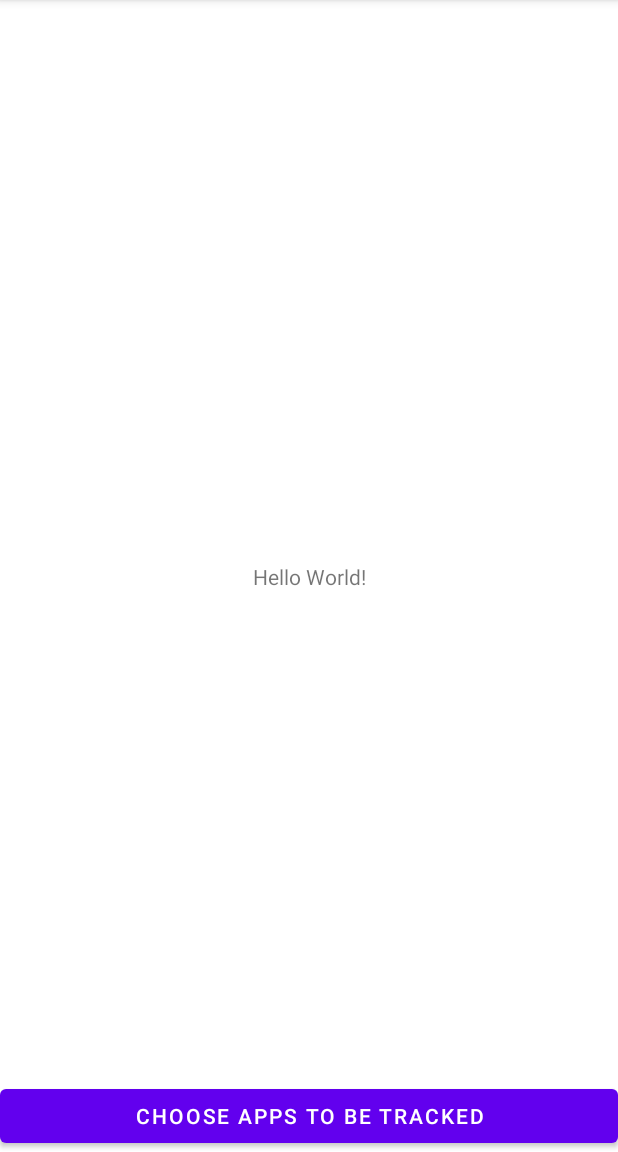
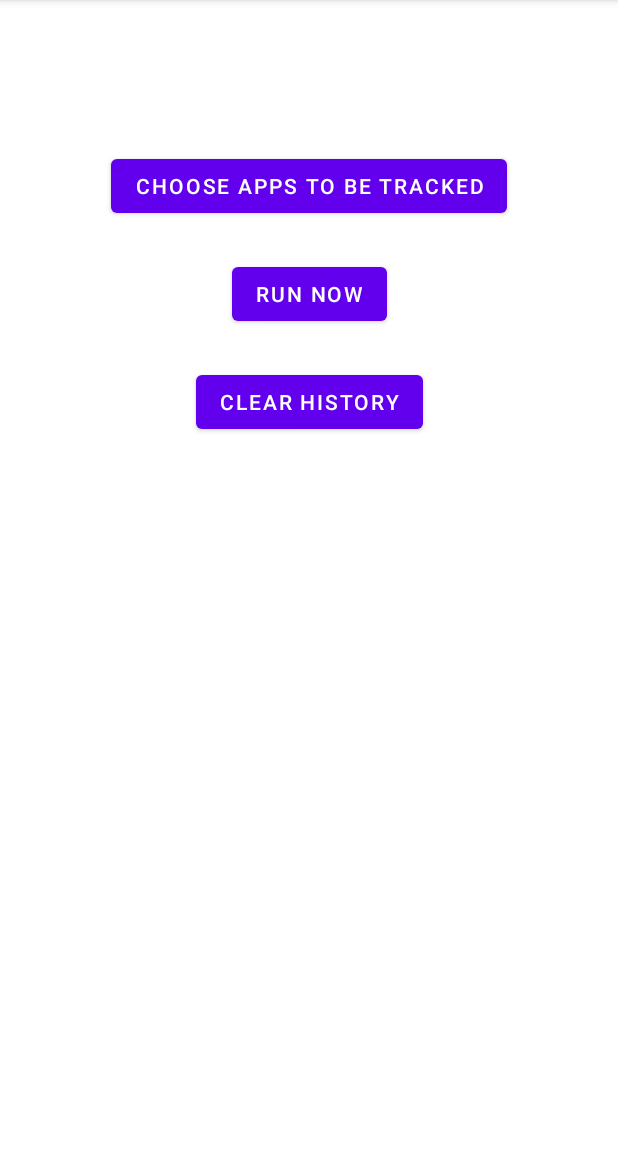
Before and after one commit to juhor00/kotivalo-screenshame, an Android app: the screen it shows after launch (MainActivity), on a phone screen of 412 x 824 dp, the part 84-1236 px from its top. Run offline under Robolectric (Android 15) with nearby library versions, the phone set to English and light mode, and no system bars; 1 statement that could not run was skipped.

Commit message:
Clear history

```diff
--- a/app/build.gradle
+++ b/app/build.gradle
@@ -5,12 +5,12 @@ plugins {
 
 android {
     namespace "fi.idk.kotivaloscreenshame"
-    compileSdk 34
+    compileSdk 35
 
     defaultConfig {
         applicationId "fi.idk.kotivaloscreenshame"
         minSdk 30
-        targetSdk 34
+        targetSdk 35
         versionCode 1
         versionName "1.0"
 
--- a/app/src/main/java/fi/idk/kotivaloscreenshame/MainActivity.kt
+++ b/app/src/main/java/fi/idk/kotivaloscreenshame/MainActivity.kt
@@ -11,6 +11,7 @@ import androidx.appcompat.app.AppCompatActivity
 import androidx.work.Constraints
 import androidx.work.ExistingPeriodicWorkPolicy
 import androidx.work.NetworkType
+import androidx.work.OneTimeWorkRequestBuilder
 import androidx.work.PeriodicWorkRequestBuilder
 import androidx.work.WorkManager
 import java.util.concurrent.TimeUnit
@@ -23,12 +24,43 @@ class MainActivity : AppCompatActivity() {
         if (!hasUsageStatsPermission()) {
             requestUsageStatsPermission()
         } else {
-            startAppUsageService()
+            startAppUsageWork()
         }
 
         findViewById<Button>(R.id.chooseAppsButton).setOnClickListener {
             val intent = Intent(this, AppSelectionActivity::class.java)
             startActivity(intent)
+        }
+
+
+
+        val debugButton = findViewById<Button>(R.id.debugButton)
+        debugButton.setOnClickListener {
+            val debugRequest = OneTimeWorkRequestBuilder<AppUsageWorker>().build()
+            WorkManager.getInstance(this).enqueue(debugRequest)
+        }
+
+        val clearHistoryButton = findViewById<Button>(R.id.clearHistoryButton)
+        clearHistoryButton.setOnClickListener {
+            val usageTracker = UsageTracker(this)
+            usageTracker.clearNotifications()
+
+            val messages = listOf(
+                "Hey! Where’d your doomscrolling go? I was enjoying the show!",
+                "Whoa, no social media? Are you okay?? 😱",
+                "You’ve ghosted your apps... proud of you 👏",
+                "Silence... too quiet. Are you hiding from me?",
+                "No screen time? Who even *are* you?",
+                "I blinked and your screen time vanished. Witchcraft?",
+                "Less scrolling, more strolling. Touching grass detected 🌱",
+                "My data says you’ve been suspiciously offline...",
+                "Hey, come back. I was just about to judge you.",
+                "Rest in peace, doomscroll session. Gone too soon. 🪦"
+            )
+
+            val randomMessage = messages.random()
+
+            Toast.makeText(this, randomMessage, Toast.LENGTH_LONG).show()
         }
     }
 
@@ -47,11 +79,11 @@ class MainActivity : AppCompatActivity() {
     override fun onResume() {
         super.onResume()
         if (hasUsageStatsPermission()) {
-            startAppUsageService()
+            startAppUsageWork()
         }
     }
 
-    private fun startAppUsageService() {
+    private fun startAppUsageWork() {
 
         val workRequest = PeriodicWorkRequestBuilder<AppUsageWorker>(
             15, TimeUnit.MINUTES
--- a/app/src/main/res/layout/activity_main.xml
+++ b/app/src/main/res/layout/activity_main.xml
@@ -2,24 +2,39 @@
 <androidx.constraintlayout.widget.ConstraintLayout xmlns:android="http://schemas.android.com/apk/res/android"
     xmlns:app="http://schemas.android.com/apk/res-auto"
     xmlns:tools="http://schemas.android.com/tools"
+    android:id="@+id/mainLayout"
     android:layout_width="match_parent"
     android:layout_height="match_parent"
     tools:context=".MainActivity">
 
-    <TextView
+    <Button
+        android:id="@+id/chooseAppsButton"
         android:layout_width="wrap_content"
         android:layout_height="wrap_content"
-        android:text="Hello World!"
-        app:layout_constraintBottom_toBottomOf="parent"
+        android:text="Choose apps to be tracked"
+        app:layout_constraintTop_toTopOf="parent"
+        app:layout_constraintStart_toStartOf="parent"
         app:layout_constraintEnd_toEndOf="parent"
-        app:layout_constraintStart_toStartOf="parent"
-        app:layout_constraintTop_toTopOf="parent" />
+        android:layout_marginTop="100dp" />
 
     <Button
-        android:id="@+id/chooseAppsButton"
-        android:layout_width="match_parent"
+        android:id="@+id/debugButton"
+        android:layout_width="wrap_content"
         android:layout_height="wrap_content"
-        android:text="Choose apps to be tracked"
-        app:layout_constraintBottom_toBottomOf="parent" />
+        android:text="Run now"
+        app:layout_constraintTop_toBottomOf="@+id/chooseAppsButton"
+        app:layout_constraintStart_toStartOf="parent"
+        app:layout_constraintEnd_toEndOf="parent"
+        android:layout_marginTop="24dp" />
+
+    <Button
+        android:id="@+id/clearHistoryButton"
+        android:layout_width="wrap_content"
+        android:layout_height="wrap_content"
+        android:text="Clear history"
+        app:layout_constraintTop_toBottomOf="@+id/debugButton"
+        app:layout_constraintStart_toStartOf="parent"
+        app:layout_constraintEnd_toEndOf="parent"
+        android:layout_marginTop="24dp" />
 
 </androidx.constraintlayout.widget.ConstraintLayout>
```
Also changed, not shown: app/src/main/java/fi/idk/kotivaloscreenshame/UsageTracker.kt (+7 -7 lines).
